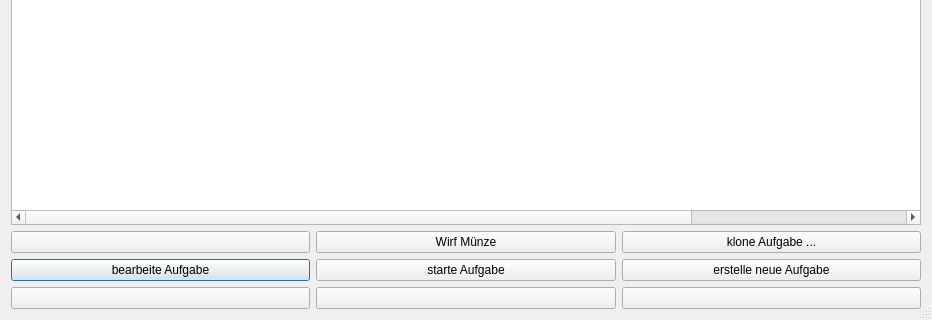
amogorkon/watnu, file src/watnu/ui/task_list.ui: the form before one commit; both pictures show x 0 to 932 and y 182 to 502 of the 932 by 502 pixel window.
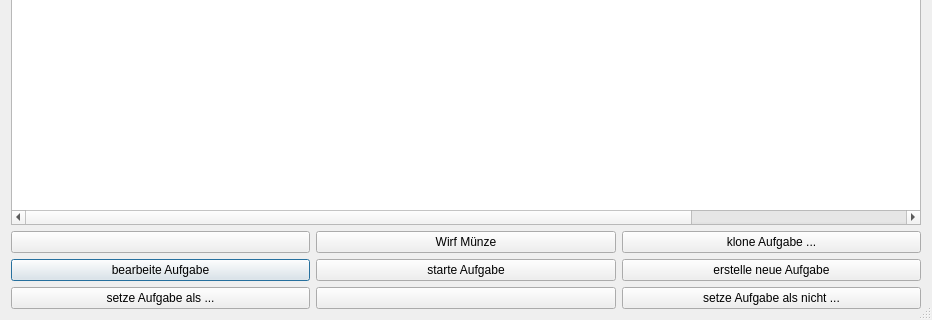
The form after the commit. Icons and pictures are not drawn.

Commit message: removed shift-mechanic, replaced mark buttons in tasklist

```diff
--- a/src/watnu/ui/task_list.ui
+++ b/src/watnu/ui/task_list.ui
@@ -327,7 +327,7 @@
         </sizepolicy>
        </property>
        <property name="text">
-        <string/>
+        <string>setze Aufgabe als nicht ...</string>
        </property>
        <property name="shortcut">
         <string>3</string>
@@ -378,7 +378,7 @@
         </sizepolicy>
        </property>
        <property name="text">
-        <string/>
+        <string>setze Aufgabe als ...</string>
        </property>
        <property name="shortcut">
         <string>1</string>
```
The commit also changes 4 other files.
